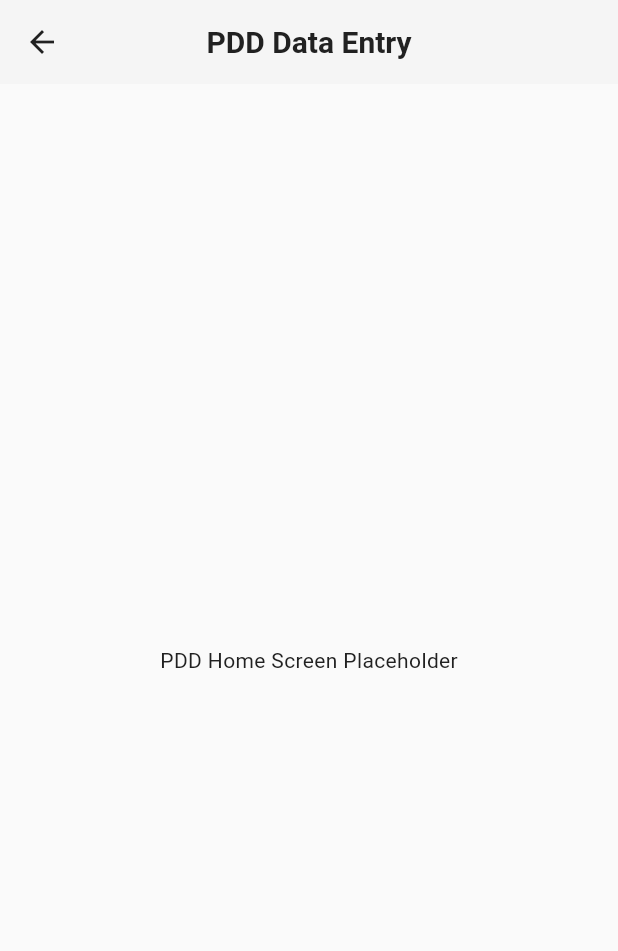
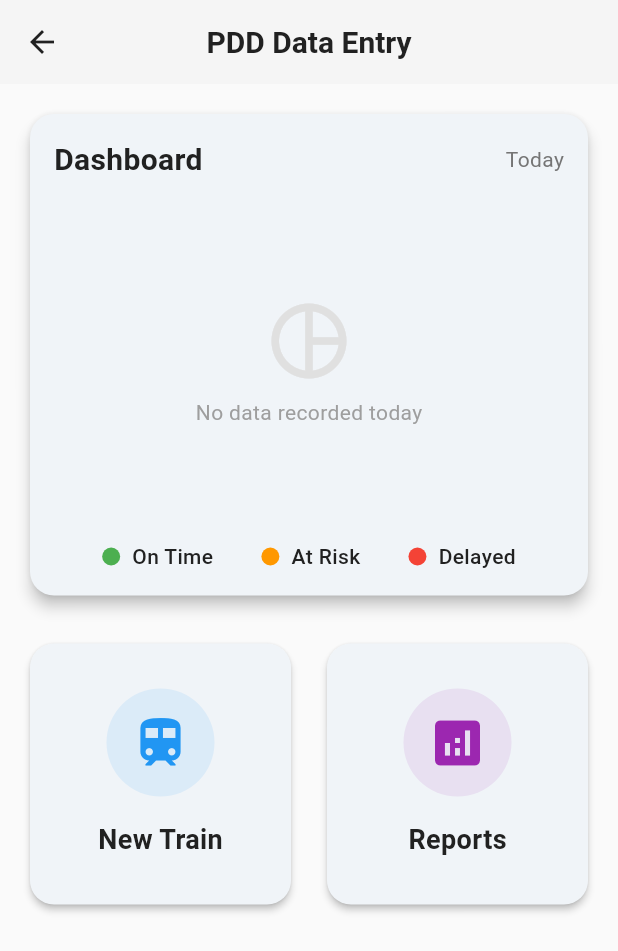
Before and after one commit to AmbekarAditya/pdd, a Flutter app: the HomeScreen screen opened directly, on a phone screen of 412 x 824 dp. Shown: the top 951 px of the screen. Run offline on Flutter 3.47's test engine with Material 3 defaults, Android fonts, the phone set to English and light mode, and no system bars; our stand-ins replace flutter_riverpod, freezed_annotation, hive, hive_flutter, riverpod_annotation; accounts and stored records are empty; generated files the repository leaves out were written again.

Commit message:
feat: Add Visual Dashboard

```diff
--- a/lib/features/home/presentation/screens/home_screen.dart
+++ b/lib/features/home/presentation/screens/home_screen.dart
@@ -1,5 +1,9 @@
 import 'package:flutter/material.dart';
 import 'package:flutter_riverpod/flutter_riverpod.dart';
+import '../../../reports/ui/widgets/pdd_summary_chart.dart';
+import '../../../reports/state/report_provider.dart';
+import '../../../train_selection/ui/train_selection_screen.dart';
+import '../../../reports/ui/reports_home_screen.dart';
 
 class HomeScreen extends ConsumerWidget {
   const HomeScreen({super.key});
@@ -10,9 +14,134 @@ class HomeScreen extends ConsumerWidget {
       appBar: AppBar(
         title: const Text('PDD Data Entry'),
       ),
-      body: const Center(
-        child: Text('PDD Home Screen Placeholder'),
+      body: Padding(
+        padding: const EdgeInsets.all(16.0),
+        child: Column(
+          children: [
+             _buildDashboard(context, ref),
+             const SizedBox(height: 24),
+             Expanded(
+               child: GridView.count(
+                 crossAxisCount: 2,
+                 crossAxisSpacing: 16,
+                 mainAxisSpacing: 16,
+                 children: [
+                   _buildNavCard(
+                       context,
+                       'New Train',
+                       Icons.train,
+                       Colors.blue,
+                       () => _navigateToTrainSelection(context)
+                   ),
+                    _buildNavCard(
+                       context,
+                       'Reports',
+                       Icons.analytics,
+                       Colors.purple,
+                       () => _navigateToReports(context)
+                   ),
+                 ],
+               ),
+             ),
+          ],
+        ),
       ),
     );
   }
+
+  Widget _buildDashboard(BuildContext context, WidgetRef ref) {
+    final summary = ref.watch(dailySummaryProvider);
+
+    return Card(
+      elevation: 4,
+      shape: RoundedRectangleBorder(borderRadius: BorderRadius.circular(16)),
+      child: Padding(
+        padding: const EdgeInsets.all(16.0),
+        child: Column(
+          children: [
+            Row(
+              mainAxisAlignment: MainAxisAlignment.spaceBetween,
+              children: [
+                const Text(
+                  'Dashboard',
+                  style: TextStyle(fontSize: 20, fontWeight: FontWeight.bold),
+                ),
+                Text(
+                  'Today',
+                  style: TextStyle(color: Colors.grey[600], fontSize: 14),
+                ),
+              ],
+            ),
+            const SizedBox(height: 20),
+            PddSummaryChart(summary: summary),
+            const SizedBox(height: 20),
+            _buildLegend(),
+          ],
+        ),
+      ),
+    );
+  }
+
+  Widget _buildLegend() {
+    return Row(
+      mainAxisAlignment: MainAxisAlignment.spaceEvenly,
+      children: [
+         _legendItem('On Time', Colors.green),
+         _legendItem('At Risk', Colors.orange),
+         _legendItem('Delayed', Colors.red),
+      ],
+    );
+  }
+
+  Widget _legendItem(String label, Color color) {
+    return Row(
+      children: [
+        Container(width: 12, height: 12, decoration: BoxDecoration(color: color, shape: BoxShape.circle)),
+        const SizedBox(width: 8),
+        Text(label, style: const TextStyle(fontWeight: FontWeight.w500)),
+      ],
+    );
+  }
+
+  Widget _buildNavCard(BuildContext context, String title, IconData icon, Color color, VoidCallback onTap) {
+      return Card(
+          elevation: 2,
+          shape: RoundedRectangleBorder(borderRadius: BorderRadius.circular(16)),
+          child: InkWell(
+              onTap: onTap,
+              borderRadius: BorderRadius.circular(16),
+              child: Column(
+                  mainAxisAlignment: MainAxisAlignment.center,
+                  children: [
+                      Container(
+                          padding: const EdgeInsets.all(16),
+                          decoration: BoxDecoration(
+                              color: color.withValues(alpha: 0.1),
+                              shape: BoxShape.circle,
+                          ),
+                          child: Icon(icon, size: 40, color: color),
+                      ),
+                      const SizedBox(height: 16),
+                      Text(title, style: const TextStyle(fontSize: 18, fontWeight: FontWeight.bold)),
+                  ],
+              ),
+          ),
+      );
+  }
+
+  void _navigateToTrainSelection(BuildContext context) {
+      // Import needed in file header
+      Navigator.push(
+        context,
+        MaterialPageRoute(builder: (_) => const TrainSelectionScreen()),
+      );
+  }
+
+  void _navigateToReports(BuildContext context) {
+       // Import needed in file header
+       Navigator.push(
+        context,
+        MaterialPageRoute(builder: (_) => const ReportsHomeScreen()),
+      );
+  }
 }
--- /dev/null
+++ b/lib/features/reports/ui/widgets/pdd_summary_chart.dart
@@ -0,0 +1,96 @@
+import 'package:fl_chart/fl_chart.dart';
+import 'package:flutter/material.dart';
+import '../../model/daily_summary_model.dart';
+
+class PddSummaryChart extends StatelessWidget {
+  final DailySummary summary;
+
+  const PddSummaryChart({super.key, required this.summary});
+
+  @override
+  Widget build(BuildContext context) {
+    // If no data, show empty state
+    if (summary.totalTrains == 0) {
+      return SizedBox(
+        height: 200,
+        child: Center(
+          child: Column(
+             mainAxisAlignment: MainAxisAlignment.center,
+             children: [
+               Icon(Icons.pie_chart_outline, size: 60, color: Colors.grey.shade300),
+               const SizedBox(height: 8),
+               Text('No data recorded today', style: TextStyle(color: Colors.grey.shade500)),
+             ],
+          ),
+        ),
+      );
+    }
+
+    return SizedBox(
+      height: 220,
+      child: Stack(
+          children: [
+              PieChart(
+                PieChartData(
+                  sectionsSpace: 2,
+                  centerSpaceRadius: 50,
+                  sections: _buildSections(),
+                ),
+              ),
+              Center(
+                  child: Column(
+                      mainAxisSize: MainAxisSize.min,
+                      children: [
+                          Text(
+                              summary.totalTrains.toString(),
+                              style: const TextStyle(fontWeight: FontWeight.bold, fontSize: 32),
+                          ),
+                          const Text('Trains', style: TextStyle(fontSize: 12, color: Colors.grey)),
+                      ],
+                  ),
+              )
+          ],
+      ),
+    );
+  }
+
+  List<PieChartSectionData> _buildSections() {
+    const double radius = 50;
+    const double fontSize = 14;
+    // const shadowColor = Colors.black12; // Unused
+
+    final List<PieChartSectionData> sections = [];
+
+    if (summary.onTimeTrains > 0) {
+      sections.add(PieChartSectionData(
+        color: Colors.green,
+        value: summary.onTimeTrains.toDouble(),
+        title: '${summary.onTimeTrains}', // Simple number
+        radius: radius,
+        titleStyle: const TextStyle(fontSize: fontSize, fontWeight: FontWeight.bold, color: Colors.white),
+      ));
+    }
+
+    if (summary.atRiskTrains > 0) {
+      sections.add(PieChartSectionData(
+        color: Colors.orange,
+        value: summary.atRiskTrains.toDouble(),
+        title: '${summary.atRiskTrains}',
+        radius: radius,
+        titleStyle: const TextStyle(fontSize: fontSize, fontWeight: FontWeight.bold, color: Colors.white),
+      ));
+    }
+
+    if (summary.pddTrains > 0) {
+      sections.add(PieChartSectionData(
+        color: Colors.red,
+        value: summary.pddTrains.toDouble(),
+        title: '${summary.pddTrains}',
+        radius: radius,
+        titleStyle: const TextStyle(fontSize: fontSize, fontWeight: FontWeight.bold, color: Colors.white),
+      ));
+    }
+
+    return sections;
+  }
+}
--- a/pubspec.yaml
+++ b/pubspec.yaml
@@ -17,6 +17,7 @@ dependencies:
   hive_flutter: ^1.1.0
   uuid: ^4.5.2
   hive: ^2.2.3
+  fl_chart: ^1.1.1
 
 dev_dependencies:
   flutter_test:
```
Also changed, not shown: pubspec.lock.
